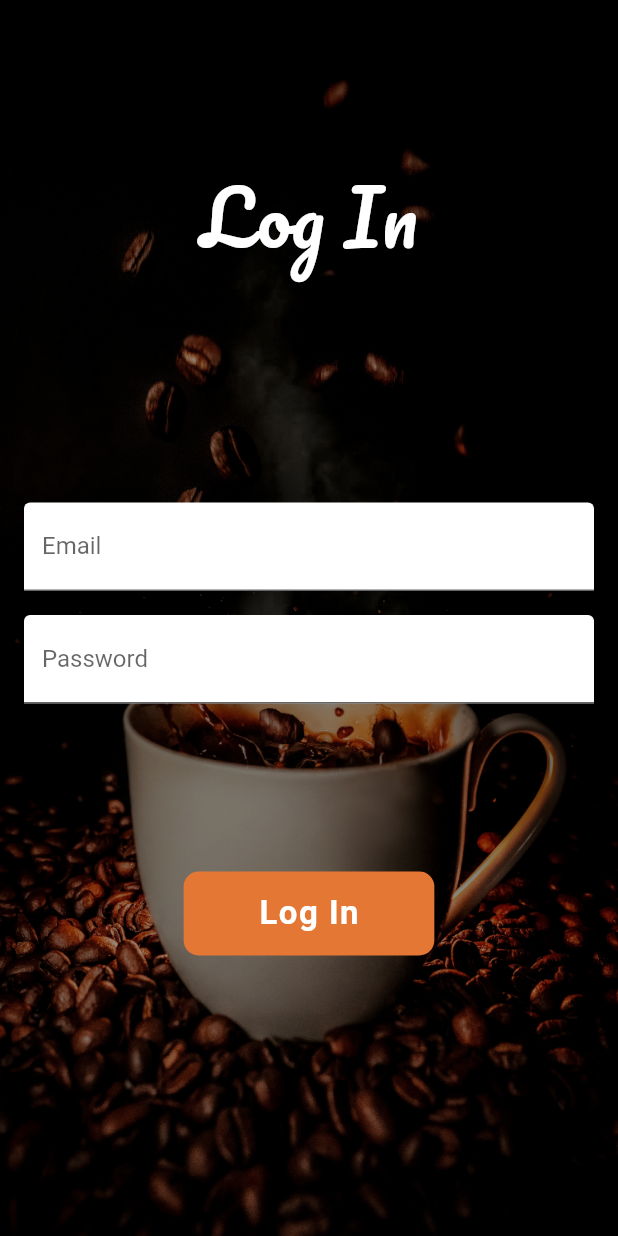
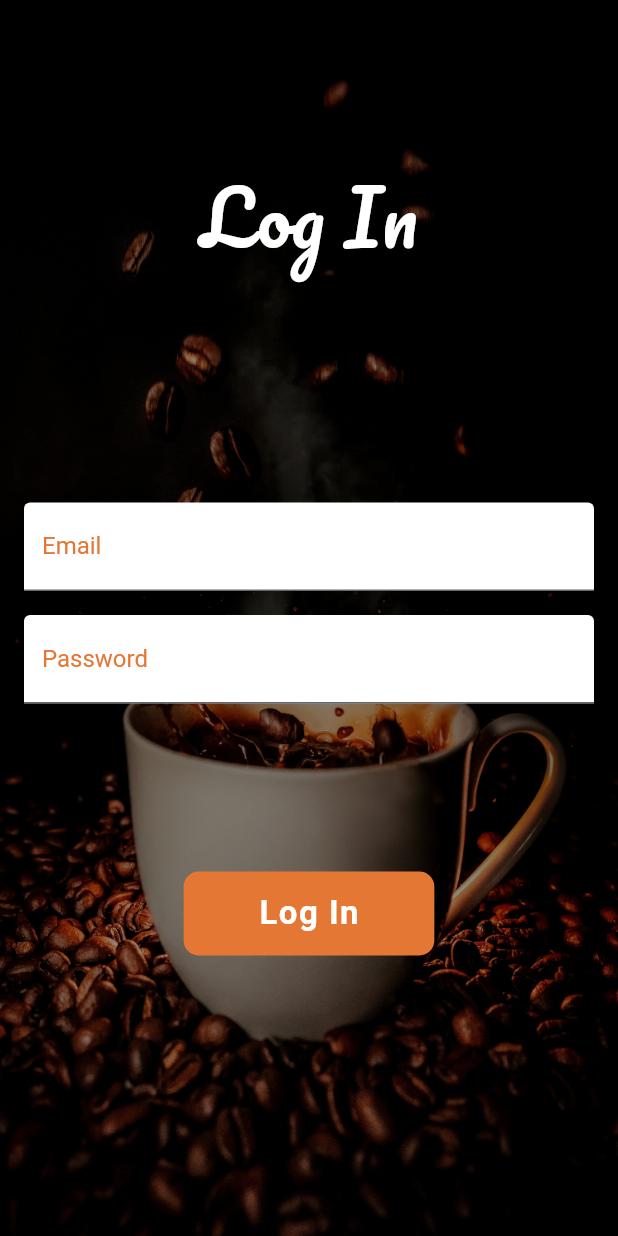
Before and after one commit to rvegarodz/Express_O, a Flutter app: the screen it shows after launch, after a tap on "Log In", on a phone screen of 412 x 824 dp. Run offline on Flutter 3.47's test engine with Material 2 defaults, Android fonts, the phone set to English and light mode, and no system bars; our stand-ins replace cloud_firestore, firebase_auth, firebase_core, google_fonts, logger; accounts and stored records are empty; network calls fail.

Commit message:
changing color of the input

```diff
--- a/coffee_shop-main/lib/screens/log_in_screen.dart
+++ b/coffee_shop-main/lib/screens/log_in_screen.dart
@@ -90,6 +90,9 @@ class LogInPageState extends State<LogInPage> {
                                   labelText: 'Email',
                                   filled: true,
                                   fillColor: Colors.white,
+                                  labelStyle: TextStyle(
+                                    color: Color(0xFFE57734),
+                                  ),
                                 ),
                                 keyboardType: TextInputType.emailAddress,
                                 validator: (value) {
@@ -105,7 +108,10 @@ class LogInPageState extends State<LogInPage> {
                                 decoration: const InputDecoration(
                                     labelText: 'Password',
                                     filled: true,
-                                    fillColor: Colors.white),
+                                    fillColor: Colors.white,
+                                    labelStyle: TextStyle(
+                                      color: Color(0xFFE57734),
+                                    )),
                                 obscureText: true,
                                 validator: (value) {
                                   if (value!.isEmpty) {
```
